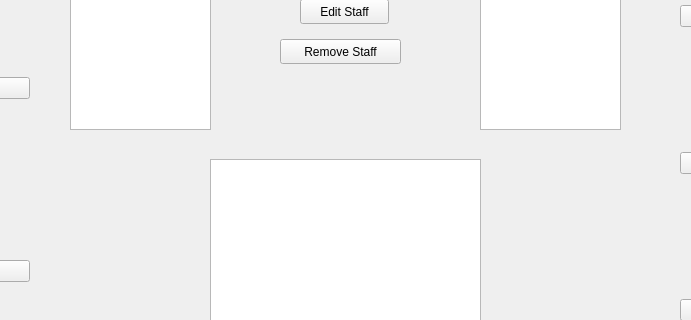
oracle-ryuu/SimpleSerums_radical_redo, file maindirectory.ui: the form before one commit; both pictures show x 160 to 851 and y 281 to 601 of the 1035 by 761 pixel window.
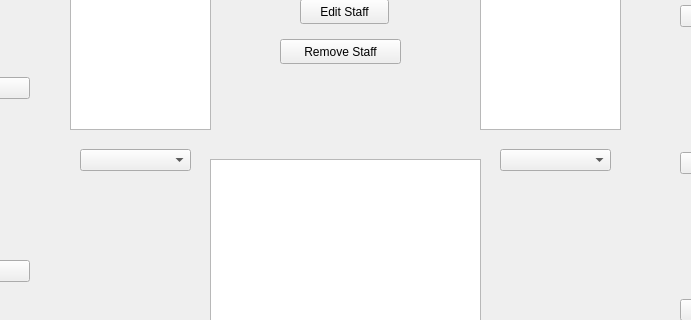
The form after the commit. Icons and pictures are not drawn.

```diff
--- a/maindirectory.ui
+++ b/maindirectory.ui
@@ -281,6 +281,26 @@
     <string>Remove Staff</string>
    </property>
   </widget>
+  <widget class="QComboBox" name="comboBox">
+   <property name="geometry">
+    <rect>
+     <x>240</x>
+     <y>430</y>
+     <width>111</width>
+     <height>22</height>
+    </rect>
+   </property>
+  </widget>
+  <widget class="QComboBox" name="comboBox_2">
+   <property name="geometry">
+    <rect>
+     <x>660</x>
+     <y>430</y>
+     <width>111</width>
+     <height>22</height>
+    </rect>
+   </property>
+  </widget>
  </widget>
  <resources/>
  <connections>
```
